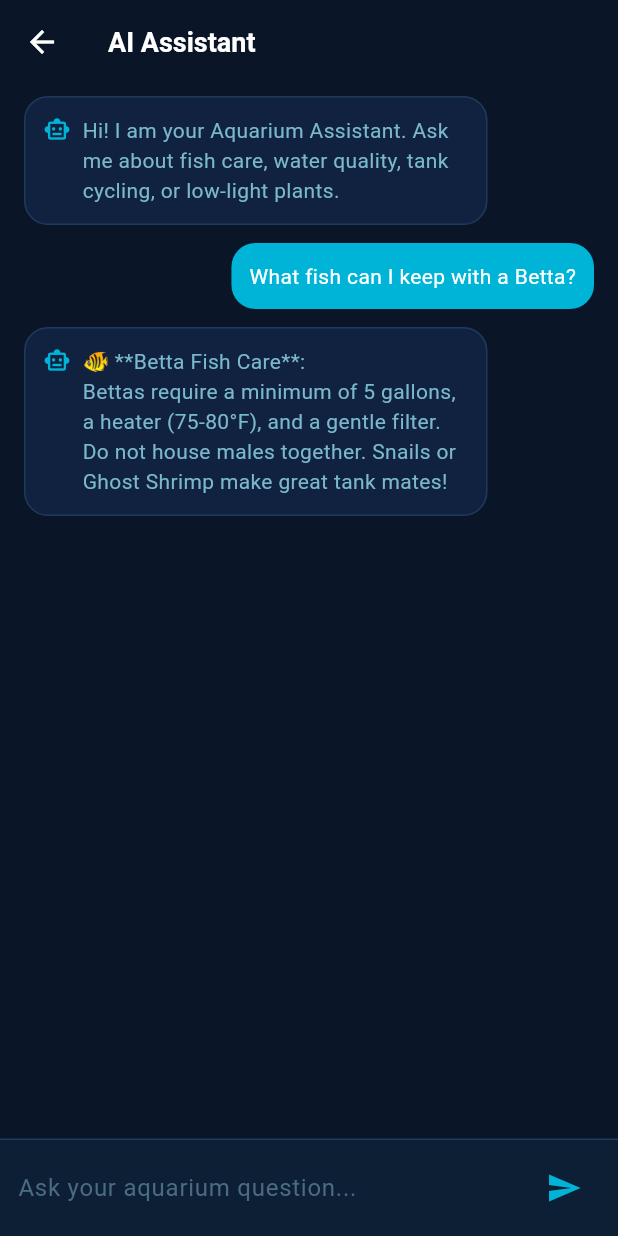
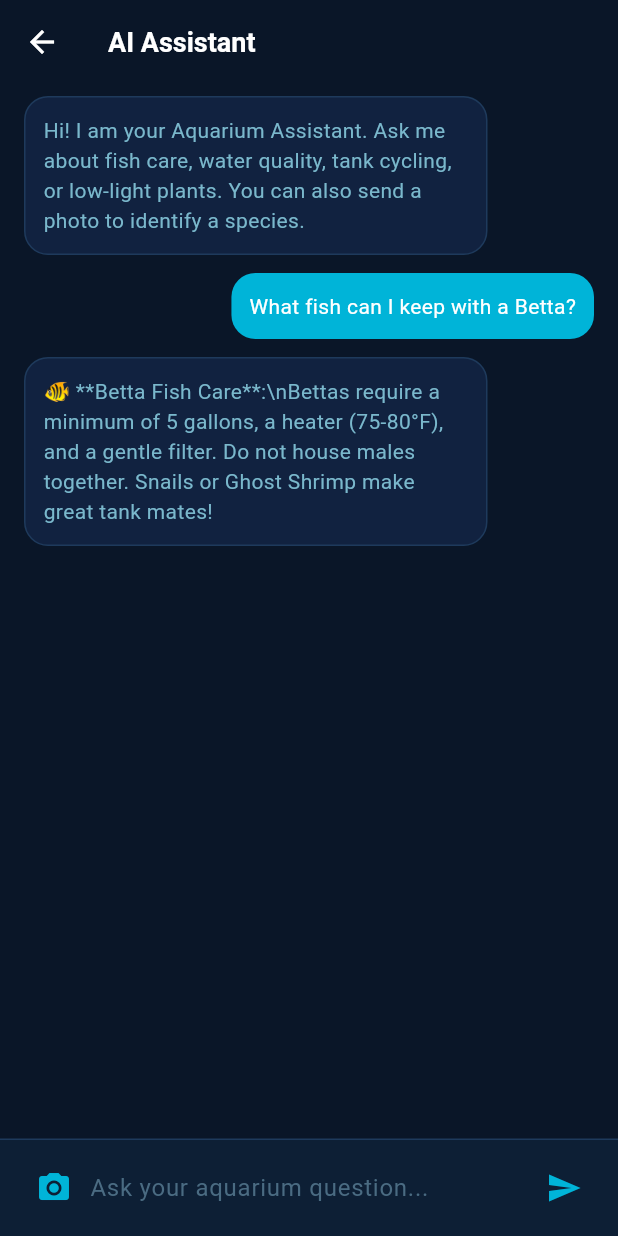
Before and after one commit to Rojan-2004/AquaLife---Ecommerce-platform, a Flutter app: the AssistantScreen screen opened directly, after a tap on "What fish can I keep with a Betta?", on a phone screen of 412 x 824 dp. Run offline on Flutter 3.47's test engine with Material 3 defaults, Android fonts, the phone set to English and light mode, and no system bars; our stand-ins replace cached_network_image, connectivity_plus, dartz, dio, equatable, flutter_riverpod and 6 more; missing offline and left inert: dio_smart_retry; accounts and stored records are empty; network calls fail; Roboto replaces fonts that are missing (OpenSans).

Commit message:
all sprint9

```diff
--- a/lib/core/api/api_endpoints.dart
+++ b/lib/core/api/api_endpoints.dart
@@ -27,7 +27,8 @@ class ApiEndpoints {
   static const String authProfile = '/api/v1/auth/profile';
   static const String authLogout = '/api/v1/auth/logout';
   static const String authRefreshToken = '/api/v1/auth/refresh-token';
-  static const String authUpdateProfile = '/api/v1/auth/update-profile';
+  static const String authUpdateProfile = '/api/v1/auth/profile';
+  static const String authChangePassword = '/api/v1/auth/password';
   static const String authUploadProfilePicture =
       '/api/v1/auth/upload-profile-picture';
   static const String products = '/api/v1/products';
--- a/lib/features/assistant/presentation/pages/assistant_screen.dart
+++ b/lib/features/assistant/presentation/pages/assistant_screen.dart
@@ -1,7 +1,9 @@
 import 'dart:convert';
+import 'dart:io';
+
 import 'package:flutter/material.dart';
 import 'package:flutter_riverpod/flutter_riverpod.dart';
-import 'package:aqua_life/app/theme/app_theme.dart';
+import 'package:image_picker/image_picker.dart';
 import 'package:aqua_life/app/services/api_service.dart';
 
 class AssistantScreen extends ConsumerStatefulWidget {
@@ -14,11 +16,12 @@ class AssistantScreen extends ConsumerStatefulWidget {
 class _AssistantScreenState extends ConsumerState<AssistantScreen> {
   final TextEditingController _controller = TextEditingController();
   final ScrollController _scrollController = ScrollController();
+  final ImagePicker _imagePicker = ImagePicker();
 
-  final List<Map<String, String>> _messages = [
+  final List<Map<String, dynamic>> _messages = [
     {
       'role': 'assistant',
-      'content': 'Hi! I am your Aquarium Assistant. Ask me about fish care, water quality, tank cycling, or low-light plants.'
+      'content': 'Hi! I am your Aquarium Assistant. Ask me about fish care, water quality, tank cycling, or low-light plants. You can also send a photo to identify a species.',
     }
   ];
 
@@ -50,22 +53,83 @@ class _AssistantScreenState extends ConsumerState<AssistantScreen> {
     });
   }
 
+  Future<void> _showImageSourcePicker() async {
+    showModalBottomSheet(
+      context: context,
+      backgroundColor: const Color(0xFF112240),
+      shape: const RoundedRectangleBorder(
+        borderRadius: BorderRadius.vertical(top: Radius.circular(16)),
+      ),
+      builder: (context) => SafeArea(
+        child: SizedBox(
+          width: double.infinity,
+          child: Column(
+            mainAxisSize: MainAxisSize.min,
+            children: [
+              ListTile(
+                leading: const Icon(Icons.camera_alt, color: Color(0xFF00B4D8)),
+                title: const Text('Camera', style: TextStyle(color: Colors.white)),
+                onTap: () {
+                  Navigator.pop(context);
+                  _pickImage(ImageSource.camera);
+                },
+              ),
+              ListTile(
+                leading: const Icon(Icons.photo_library, color: Color(0xFF00B4D8)),
+                title: const Text('Gallery', style: TextStyle(color: Colors.white)),
+                onTap: () {
+                  Navigator.pop(context);
+                  _pickImage(ImageSource.gallery);
+                },
+              ),
+            ],
+          ),
+        ),
+      ),
+    );
+  }
+
+  Future<void> _pickImage(ImageSource source) async {
+    try {
+      final picked = await _imagePicker.pickImage(source: source, imageQuality: 80);
+      if (picked == null) return;
+
+      setState(() {
+        _messages.add({'role': 'user', 'image': picked.path});
+        _loading = true;
+      });
+      _scrollToBottom();
+
+      await Future.delayed(const Duration(milliseconds: 600));
+      setState(() {
+        _messages.add({
+          'role': 'assistant',
+          'content': '📸 I see your photo! Based on the visual features, this appears to be a freshwater tropical species. Please share more details like color pattern, size, and behavior for precise identification and care tips.',
+        });
+        _loading = false;
+      });
+      _scrollToBottom();
+    } catch (e) {
+      setState(() => _loading = false);
+    }
+  }
+
   String _getLocalBotReply(String prompt) {
     final clean = prompt.toLowerCase();
     if (clean.contains('betta')) {
-      return '🐠 **Betta Fish Care**:\nBettas require a minimum of 5 gallons, a heater (75-80°F), and a gentle filter. Do not house males together. Snails or Ghost Shrimp make great tank mates!';
+      return '🐠 **Betta Fish Care**:\\nBettas require a minimum of 5 gallons, a heater (75-80°F), and a gentle filter. Do not house males together. Snails or Ghost Shrimp make great tank mates!';
     } else if (clean.contains('cycle') || clean.contains('cycling')) {
-      return '🔄 **Aquarium Cycling**:\nCycling builds beneficial bacteria to convert toxic ammonia into safe nitrate. Add an ammonia source and perform daily tests. This process takes 4-6 weeks.';
+      return '🔄 **Aquarium Cycling**:\\nCycling builds beneficial bacteria to convert toxic ammonia into safe nitrate. Add an ammonia source and perform daily tests. This process takes 4-6 weeks.';
     } else if (clean.contains('eat') || clean.contains('eating') || clean.contains('food')) {
-      return '🍽️ **Feeding & Appetite**:\nIf your fish is not eating, check water parameters (ammonia, nitrite, pH) and temperature immediately. Avoid overfeeding, which degrades water quality.';
+      return '🍽️ **Feeding & Appetite**:\\nIf your fish is not eating, check water parameters (ammonia, nitrite, pH) and temperature immediately. Avoid overfeeding, which degrades water quality.';
     } else if (clean.contains('plant') || clean.contains('light')) {
-      return '🌿 **Low-Light Plants**:\nAnubias, Java Fern, Java Moss, and Cryptocoryne are excellent choices. They grow well in standard aquarium lighting and do not require CO2 injection.';
+      return '🌿 **Low-Light Plants**:\\nAnubias, Java Fern, Java Moss, and Cryptocoryne are excellent choices. They grow well in standard aquarium lighting and do not require CO2 injection.';
     } else if (clean.contains('water') || clean.contains('parameter') || clean.contains('chemistry')) {
-      return '🧪 **Water Parameters**:\nAim for:\n- Ammonia & Nitrite: 0 ppm\n- Nitrate: < 20 ppm\n- pH: 6.8 - 7.6 (for most tropical species)\nPerform weekly 20% water changes.';
+      return '🧪 **Water Parameters**:\\nAim for:\\n- Ammonia & Nitrite: 0 ppm\\n- Nitrate: < 20 ppm\\n- pH: 6.8 - 7.6 (for most tropical species)\\nPerform weekly 20% water changes.';
     } else if (clean.contains('identify') || clean.contains('species')) {
-      return '🔍 **Fish Identification**:\nPlease describe your fish (color, body shape, tail size, markings) and I will do my best to help you identify the species!';
+      return '🔍 **Fish Identification**:\\nPlease describe your fish (color, body shape, tail size, markings) and I will do my best to help you identify the species!';
     }
-    return '🌊 **AquaBot Expert Tip**:\nRemember to test your aquarium water weekly, perform regular partial water changes, and quarantine new fish before adding them to your main display tank. How else can I assist your aquatic journey today?';
+    return '🌊 **AquaBot Expert Tip**:\\nRemember to test your aquarium water weekly, perform regular partial water changes, and quarantine new fish before adding them to your main display tank. How else can I assist your aquatic journey today?';
   }
 
   Future<void> _sendMessage(String text) async {
@@ -96,11 +160,9 @@ class _AssistantScreenState extends ConsumerState<AssistantScreen> {
           _loading = false;
         });
       } else {
-        // Fallback to local bot reply on non-200 responses
         throw Exception();
       }
     } catch (_) {
-      // Direct local chatbot response
       await Future.delayed(const Duration(milliseconds: 600));
       final reply = _getLocalBotReply(prompt);
       setState(() {
@@ -111,10 +173,72 @@ class _AssistantScreenState extends ConsumerState<AssistantScreen> {
     _scrollToBottom();
   }
 
+  Widget _buildBubble(BuildContext context, Map<String, dynamic> msg) {
+    final isUser = msg['role'] == 'user';
+    final text = msg['content'] as String? ?? '';
+    final imagePath = msg['image'] as String?;
+
+    Widget? content;
+    if (imagePath != null && imagePath.isNotEmpty) {
+      content = Column(
+        crossAxisAlignment: CrossAxisAlignment.start,
+        children: [
+          ClipRRect(
+            borderRadius: BorderRadius.circular(12),
+            child: Image.file(
+              File(imagePath),
+              width: 180,
+              fit: BoxFit.cover,
+            ),
+          ),
+          if (text.isNotEmpty) const SizedBox(height: 6),
+        ],
+      );
+    }
+
+    if (content == null) {
+      content = Text(
+        text,
+        style: TextStyle(
+          color: isUser ? Colors.white : const Color(0xFF7AB8CC),
+          fontSize: 14,
+        ),
+      );
+    } else if (text.isNotEmpty) {
+      content = Column(
+        crossAxisAlignment: CrossAxisAlignment.start,
+        children: [
+          content,
+          const SizedBox(height: 6),
+          Text(
+            text,
+            style: TextStyle(
+              color: isUser ? Colors.white : const Color(0xFF7AB8CC),
+              fontSize: 14,
+            ),
+          ),
+        ],
+      );
+    }
+
+    return Align(
+      alignment: isUser ? Alignment.centerRight : Alignment.centerLeft,
+      child: Container(
+        margin: const EdgeInsets.only(bottom: 12),
+        padding: const EdgeInsets.all(12),
+        decoration: BoxDecoration(
+          color: isUser ? const Color(0xFF00B4D8) : const Color(0xFF112240),
+          borderRadius: BorderRadius.circular(16),
+          border: isUser ? null : Border.all(color: const Color(0xFF1E3A5C)),
+        ),
+        constraints: BoxConstraints(maxWidth: MediaQuery.sizeOf(context).width * 0.75),
+        child: content,
+      ),
+    );
+  }
+
   @override
   Widget build(BuildContext context) {
-    final compact = MediaQuery.sizeOf(context).width < 360;
-
     return Scaffold(
       backgroundColor: const Color(0xFF0A1628),
       appBar: AppBar(
@@ -131,38 +255,7 @@ class _AssistantScreenState extends ConsumerState<AssistantScreen> {
               itemCount: _messages.length,
               itemBuilder: (context, index) {
                 final msg = _messages[index];
-                final isUser = msg['role'] == 'user';
-                final content = msg['content'] ?? '';
-
-                return Align(
-                  alignment: isUser ? Alignment.centerRight : Alignment.centerLeft,
-                  child: Container(
-                    margin: const EdgeInsets.only(bottom: 12),
-                    padding: const EdgeInsets.all(12),
-                    decoration: BoxDecoration(
-                      color: isUser ? const Color(0xFF00B4D8) : const Color(0xFF112240),
-                      borderRadius: BorderRadius.circular(16),
-                      border: isUser ? null : Border.all(color: const Color(0xFF1E3A5C)),
-                    ),
-                    constraints: BoxConstraints(maxWidth: MediaQuery.sizeOf(context).width * 0.75),
-                    child: Row(
-                      mainAxisSize: MainAxisSize.min,
-                      crossAxisAlignment: CrossAxisAlignment.start,
-                      children: [
-                        if (!isUser) ...[
-                          const Icon(Icons.smart_toy_outlined, color: Color(0xFF00B4D8), size: 18),
-                          const SizedBox(width: 8),
-                        ],
-                        Flexible(
-                          child: Text(
-                            content,
-                            style: TextStyle(color: isUser ? Colors.white : const Color(0xFF7AB8CC), fontSize: 14),
-                          ),
-                        ),
-                      ],
-                    ),
-                  ),
-                );
+                return _buildBubble(context, msg);
               },
             ),
           ),
@@ -172,7 +265,6 @@ class _AssistantScreenState extends ConsumerState<AssistantScreen> {
               child: Center(child: CircularProgressIndicator(color: Color(0xFF00B4D8))),
             ),
 
-          // Suggestion chips (only shown when chat is starting / few messages)
           if (_messages.length <= 2)
             Container(
               height: 40,
@@ -195,7 +287,6 @@ class _AssistantScreenState extends ConsumerState<AssistantScreen> {
               ),
             ),
 
-          // Input Bar
           Container(
             padding: const EdgeInsets.symmetric(horizontal: 12, vertical: 8),
             decoration: const BoxDecoration(
@@ -204,6 +295,11 @@ class _AssistantScreenState extends ConsumerState<AssistantScreen> {
             ),
             child: Row(
               children: [
+                IconButton(
+                  icon: const Icon(Icons.camera_alt, color: Color(0xFF00B4D8)),
+                  onPressed: _showImageSourcePicker,
+                  tooltip: 'Send photo',
+                ),
                 Expanded(
                   child: TextField(
                     controller: _controller,
```
Also changed, not shown: lib/app/services/api_service.dart (+16 -5 lines), 3 other files.
